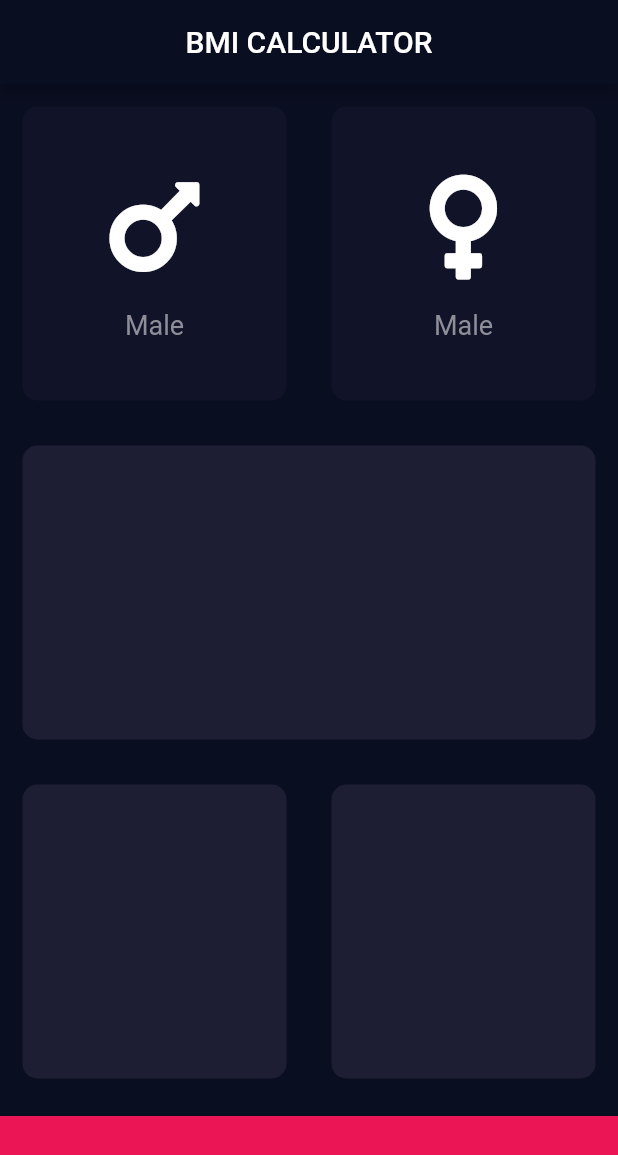
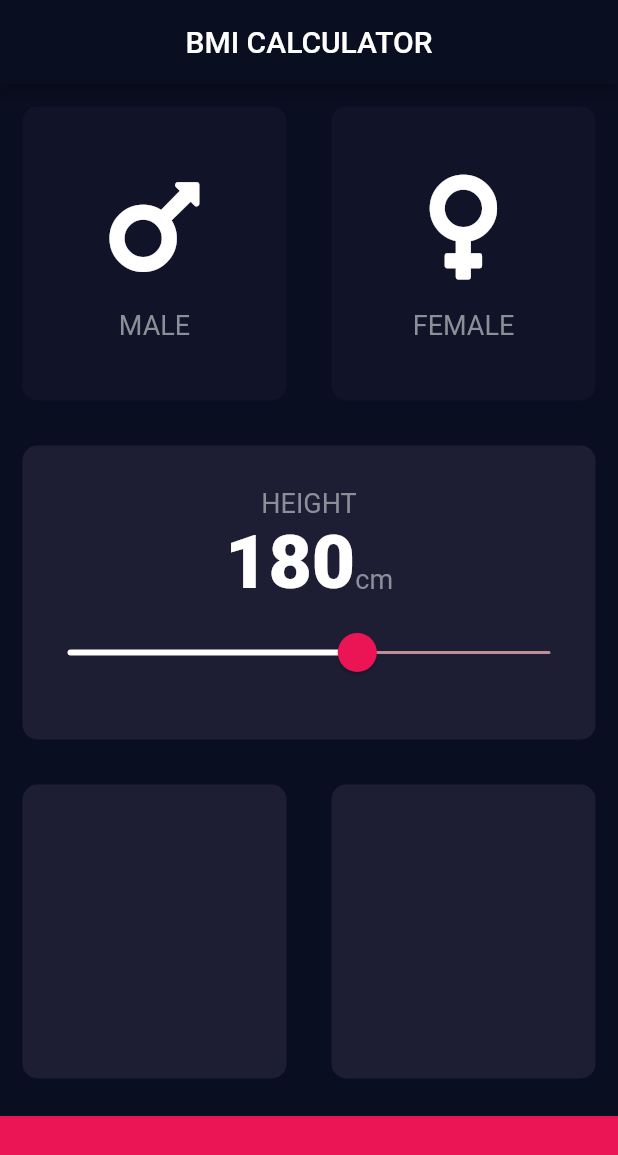
Before and after one commit to Harshithhk/Flutter-Projects-L, a Flutter app: the screen it shows after launch, on a phone screen of 412 x 824 dp. Shown: the top 1155 px of the screen. Run offline on Flutter 3.47's test engine with Material 2 defaults, Android fonts, the phone set to English and light mode, and no system bars; our stand-ins replace audioplayers, font_awesome_flutter, rflutter_alert.

Commit message:
custom widget

```diff
--- a/bmi-calculator-flutter-master/lib/card_child.dart
+++ b/bmi-calculator-flutter-master/lib/card_child.dart
@@ -1,9 +1,5 @@
 import 'package:flutter/material.dart';
-
-const lableTextStyle = TextStyle(
-  fontSize: 18,
-  color: Color(0xFF8D8E98),
-);
+import 'constants.dart';
 
 class cardChild extends StatelessWidget {
   cardChild({@required this.icon, this.lable});
@@ -22,8 +18,8 @@
           height: 15,
         ),
         Text(
-          'Male',
-          style: lableTextStyle,
+          lable,
+          style: kLableTextStyle,
         )
       ],
     );
--- /dev/null
+++ b/bmi-calculator-flutter-master/lib/constants.dart
@@ -0,0 +1,16 @@
+import 'package:flutter/material.dart';
+
+const kBottomContainerHeight = 80.0;
+const kActiveCardColor = Color(0xFF1d1E33);
+const kInactiveCardColor = Color(0xFF111328);
+const kBottomContainerColor = Color(0xFFEB1555);
+
+const kLableTextStyle = TextStyle(
+  fontSize: 18,
+  color: Color(0xFF8D8E98),
+);
+
+const kNumberTextStyle = TextStyle(
+  fontSize: 50,
+  fontWeight: FontWeight.w900,
+);
--- a/bmi-calculator-flutter-master/lib/input_page.dart
+++ b/bmi-calculator-flutter-master/lib/input_page.dart
@@ -1,12 +1,10 @@
+import 'dart:ui';
+
 import 'package:flutter/material.dart';
 import 'package:font_awesome_flutter/font_awesome_flutter.dart';
 import 'card_child.dart';
 import 'reusable_card.dart';
-
-const bottomContainerHeight = 80.0;
-const cardColor = Color(0xFF1d1E33);
-const inactiveCardColor = Color(0xFF111328);
-const bottomContainerColor = Color(0xFFEB1555);
+import 'constants.dart';
 
 enum Gender {
   male,
@@ -20,6 +18,7 @@
 
 class _InputPageState extends State<InputPage> {
   Gender selectedGender;
+  int height = 180;
 
   @override
   Widget build(BuildContext context) {
@@ -30,6 +29,7 @@
           ),
         ),
         body: Column(
+          crossAxisAlignment: CrossAxisAlignment.stretch,
           children: [
             Expanded(
                 child: Row(
@@ -43,11 +43,11 @@
                     },
                     child: ReusableCard(
                       color: selectedGender == Gender.male
-                          ? cardColor
-                          : inactiveCardColor,
+                          ? kActiveCardColor
+                          : kInactiveCardColor,
                       cardChild: cardChild(
                         icon: FontAwesomeIcons.mars,
-                        lable: 'Male',
+                        lable: 'MALE',
                       ),
                     ),
                   ),
@@ -61,11 +61,11 @@
                     },
                     child: ReusableCard(
                       color: selectedGender == Gender.female
-                          ? cardColor
-                          : inactiveCardColor,
+                          ? kActiveCardColor
+                          : kInactiveCardColor,
                       cardChild: cardChild(
                         icon: FontAwesomeIcons.venus,
-                        lable: 'Female',
+                        lable: 'FEMALE',
                       ),
                     ),
                   ),
@@ -74,7 +74,54 @@
             )),
             Expanded(
               child: ReusableCard(
-                color: cardColor,
+                color: kActiveCardColor,
+                cardChild: Column(
+                  mainAxisAlignment: MainAxisAlignment.center,
+                  children: [
+                    Text(
+                      'HEIGHT',
+                      style: kLableTextStyle,
+                    ),
+                    Row(
+                      mainAxisAlignment: MainAxisAlignment.center,
+                      crossAxisAlignment: CrossAxisAlignment.baseline,
+                      textBaseline: TextBaseline.alphabetic,
+                      children: [
+                        Text(
+                          height.toString(),
+                          style: kNumberTextStyle,
+                        ),
+                        Text(
+                          'cm',
+                          style: kLableTextStyle,
+                        )
+                      ],
+                    ),
+                    SliderTheme(
+                      data: SliderTheme.of(context).copyWith(
+                        thumbColor: Color(0xFFEB1555),
+                        overlayColor: Color(0x29EB1555),
+                        activeTrackColor: Colors.white,
+                        trackHeight: 2.0,
+                        thumbShape:
+                            RoundSliderThumbShape(enabledThumbRadius: 13.0),
+                        overlayShape:
+                            RoundSliderOverlayShape(overlayRadius: 30.0),
+                      ),
+                      child: Slider(
+                        value: height.toDouble(),
+                        min: 120.0,
+                        max: 220.0,
+                        onChanged: (double newValue) {
+                          setState(() {
+                            height = newValue.round();
+                          });
+                        },
+                        inactiveColor: Color(0xFFBD8E98),
+                      ),
+                    )
+                  ],
+                ),
               ),
             ),
             Expanded(
@@ -82,21 +129,21 @@
               children: [
                 Expanded(
                   child: ReusableCard(
-                    color: cardColor,
+                    color: kActiveCardColor,
                   ),
                 ),
                 Expanded(
                   child: ReusableCard(
-                    color: cardColor,
+                    color: kActiveCardColor,
                   ),
                 ),
               ],
             )),
             Container(
-              color: bottomContainerColor,
+              color: kBottomContainerColor,
               margin: EdgeInsets.only(top: 10),
               width: double.infinity,
-              height: bottomContainerHeight,
+              height: kBottomContainerHeight,
             )
           ],
         ));
```
